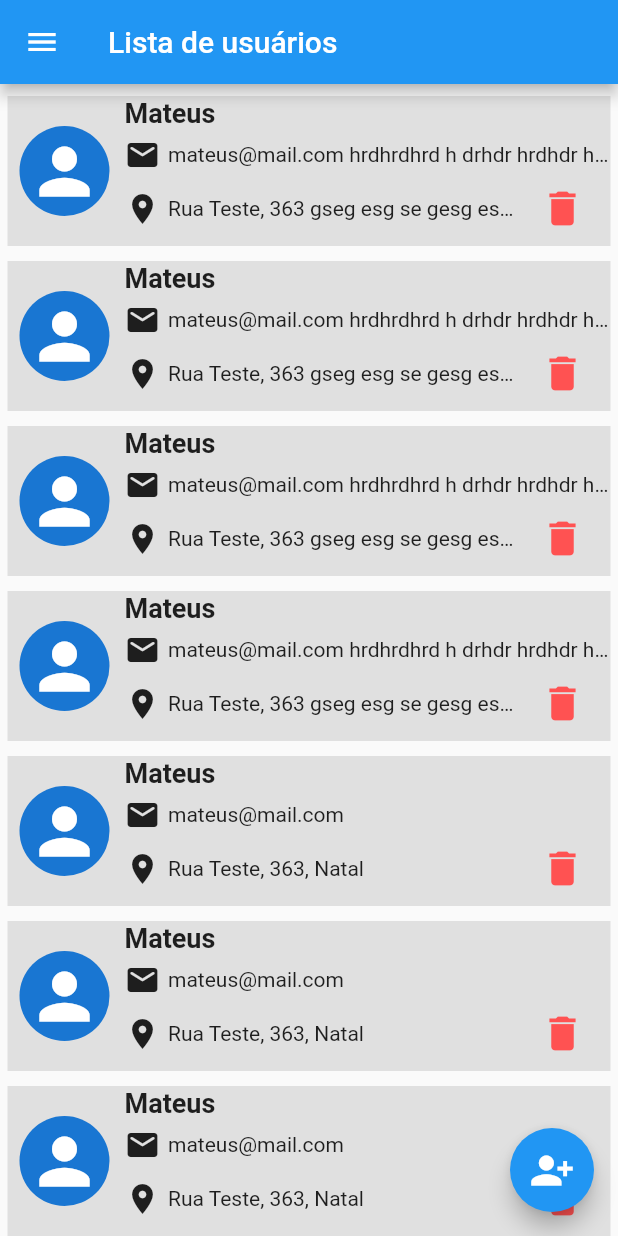
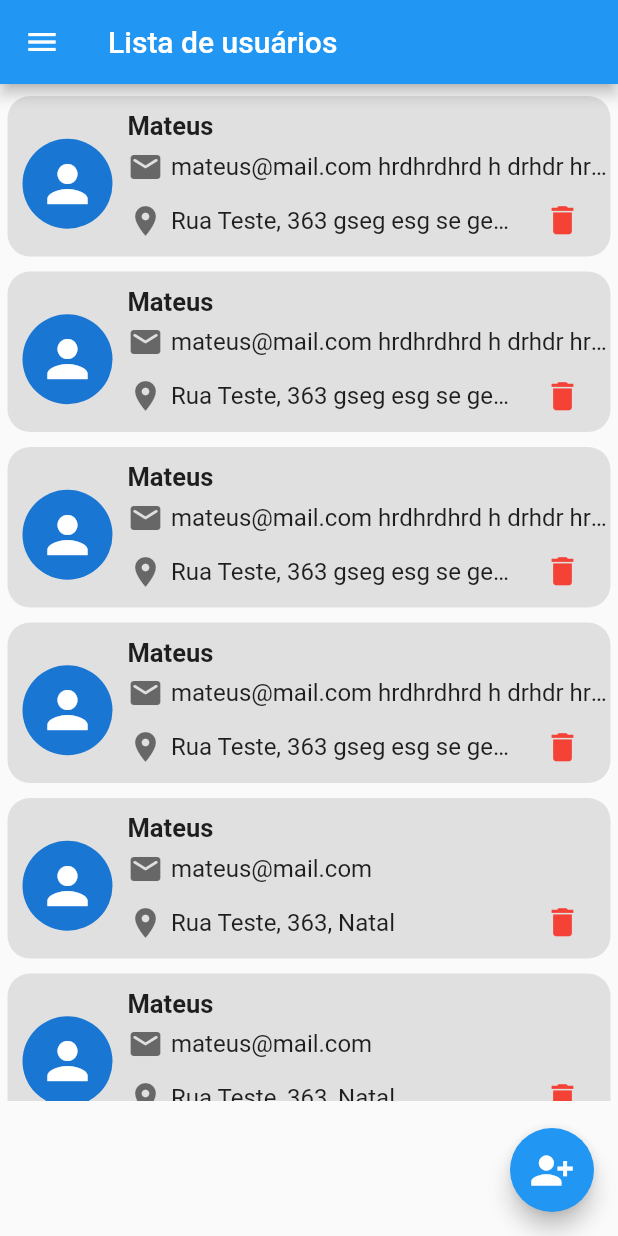
Before and after one commit to mateusmeds/locadora-livros-wda, a Flutter app: the screen it shows after launch, in the side drawer, after a tap on "Usuários", on a phone screen of 412 x 824 dp. Run offline on Flutter 3.47's test engine with Material 2 defaults, Android fonts, the phone set to English and light mode, and no system bars.

Commit message:
Corrigindo sobreposição do botão floating sobre o último card da lista e ajustes no card

```diff
--- a/lib/components/user_list.dart
+++ b/lib/components/user_list.dart
@@ -32,10 +32,21 @@ class UserList extends StatelessWidget {
             final user = users[index];
 
             return Padding(
+              //Padding na lista de usuários
               padding: const EdgeInsets.only(
-                  top: 8.0, bottom: 2.0, right: 5.0, left: 5.0),
+                top: 8.0,
+                bottom: 2.0,
+                right: 5.0,
+                left: 5.0,
+              ),
               child: Container(
-                color: Colors.grey[300],
+                //Padding no card
+                padding: EdgeInsets.only(top: 10),
+
+                decoration: BoxDecoration(
+                  borderRadius: BorderRadius.circular(15),
+                  color: Colors.grey[300],
+                ),
                 child: InkWell(
                   onTap: () {
                     Navigator.of(context).push(
@@ -48,39 +59,44 @@ class UserList extends StatelessWidget {
                     mainAxisAlignment: MainAxisAlignment.spaceBetween,
                     children: [
                       Container(
-                        margin: EdgeInsets.fromLTRB(8, 0, 0, 0),
-                        height: 100,
+                        margin: EdgeInsets.only(left: 10),
                         child: const CircleAvatar(
                           radius: 30,
                           child: Icon(
                             Icons.person,
-                            size: 50,
+                            size: 40,
                           ),
                         ),
                       ),
                       Flexible(
                         fit: FlexFit.tight,
                         child: Container(
-                          padding: EdgeInsets.fromLTRB(10, 0, 0, 0),
+                          padding: EdgeInsets.only(left: 10),
                           child: Column(
                             crossAxisAlignment: CrossAxisAlignment.start,
                             children: [
                               Text(
                                 user.name,
-                                style: TextStyle(
-                                    fontSize: 18, fontWeight: FontWeight.w600),
+                                style: const TextStyle(
+                                    fontSize: 17, fontWeight: FontWeight.w600),
                               ),
+                              //Altura para dar espaço vertical entre o nome e o email
                               const SizedBox(
                                 height: 5,
                               ),
                               Row(
                                 children: [
-                                  const Icon(Icons.email_rounded),
+                                  const Icon(
+                                    Icons.email_rounded,
+                                    color: Colors.black54,
+                                  ),
+                                  //Largura para dar espaço entre o ícone e o texto do e-mail
                                   const SizedBox(width: 5),
                                   Flexible(
                                     child: Text(
                                       user.email,
                                       overflow: TextOverflow.ellipsis,
+                                      style: TextStyle(fontSize: 16),
                                     ),
                                   ),
                                 ],
@@ -92,12 +108,17 @@ class UserList extends StatelessWidget {
                                     child: Container(
                                       child: Row(
                                         children: [
-                                          const Icon(Icons.location_on),
+                                          const Icon(
+                                            Icons.location_on,
+                                            color: Colors.black54,
+                                          ),
+                                          //Largura para dar espaço entre o ícone e o texto do endereço
                                           const SizedBox(width: 5),
                                           Flexible(
                                             child: Text(
                                               "${user.address}, ${user.city}",
                                               overflow: TextOverflow.ellipsis,
+                                              style: TextStyle(fontSize: 16),
                                             ),
                                           ),
                                         ],
@@ -115,8 +136,8 @@ class UserList extends StatelessWidget {
                                     },
                                     child: const Icon(
                                       Icons.delete,
-                                      size: 30,
-                                      color: Colors.redAccent,
+                                      size: 25,
+                                      color: Colors.red,
                                     ),
                                   ),
                                 ],
--- a/lib/components/users_home.dart
+++ b/lib/components/users_home.dart
@@ -13,10 +13,13 @@ class UsersHome extends StatelessWidget {
       appBar: AppBar(
         title: const Text('Lista de usuários'),
       ),
-      body: Column(
-        children: const [
-          UserList(),
-        ],
+      body: Padding(
+        padding: const EdgeInsets.only(bottom: 90),
+        child: Column(
+          children: const [
+            UserList(),
+          ],
+        ),
       ),
       floatingActionButton: FloatingActionButton(
           onPressed: () {
```
